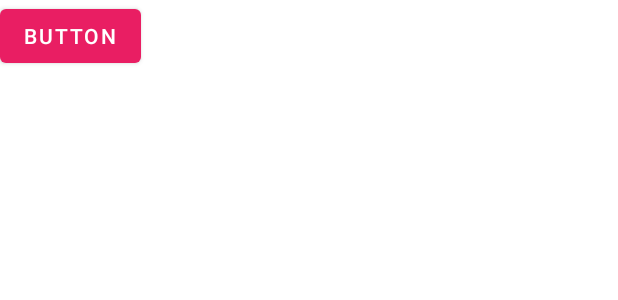
After one commit to ductuan15/buggy-note-v2, an Android app: the layout activity_alarm.xml on its own in the app's theme, with its tools: preview values and no code run, on a phone screen of 412 x 824 dp. The commit adds this screen. Shown: the top 300 px of the screen. Run offline under Robolectric (Android 15) with nearby library versions, the phone set to English and light mode, and no system bars.

Commit message:
add Reminder feature
[+] Pop up notification when time come
[+] Show time reminder set as Toast
[+] Add BroadcastReceiver:  ReminderReceiver
[+] Change manifest file to receive broadcast alarm

```diff
--- /dev/null
+++ b/app/src/main/res/layout/activity_alarm.xml
@@ -0,0 +1,16 @@
+<?xml version="1.0" encoding="utf-8"?>
+<androidx.constraintlayout.widget.ConstraintLayout xmlns:android="http://schemas.android.com/apk/res/android"
+    xmlns:app="http://schemas.android.com/apk/res-auto"
+    xmlns:tools="http://schemas.android.com/tools"
+    android:layout_width="match_parent"
+    android:layout_height="match_parent"
+    tools:context=".AlarmActivity">
+
+    <Button
+        android:id="@+id/stop_alarm"
+        android:layout_width="wrap_content"
+        android:layout_height="wrap_content"
+        android:text="Button"
+        app:layout_constraintStart_toStartOf="parent"
+        app:layout_constraintTop_toTopOf="parent" />
+</androidx.constraintlayout.widget.ConstraintLayout>
```
Also changed, not shown: app/src/main/AndroidManifest.xml (+8 -0 lines), app/src/main/java/com/hcmus/clc18se/buggynote2/AlarmActivity.java (added, +37 -0 lines), app/src/main/java/com/hcmus/clc18se/buggynote2/fragments/NoteDetailsFragment.java (+52 -5 lines), app/src/main/java/com/hcmus/clc18se/buggynote2/utils/ReminderReceiver.java (added, +82 -0 lines), app/src/main/java/com/hcmus/clc18se/buggynote2/utils/Utils.java (+11 -0 lines).
